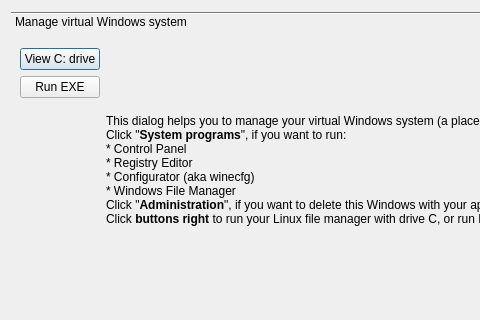
Old version of the form prefixdialog.ui in the repository pashazz/winegame; both pictures show x 0 to 480 and y 0 to 320 of the 885 by 411 pixel window.
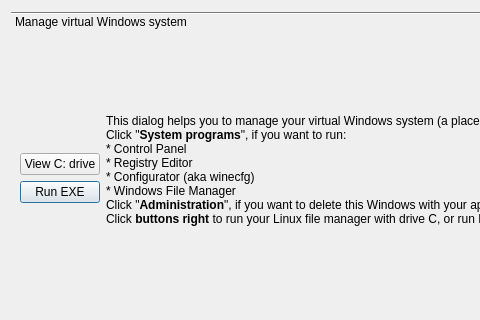
New version of the form. Icons and pictures are not drawn.

```diff
--- a/prefixdialog.ui
+++ b/prefixdialog.ui
@@ -38,7 +38,7 @@
       <layout class="QVBoxLayout" name="verticalLayout_2">
        <item>
         <layout class="QGridLayout" name="gridLayout_3">
-         <item row="0" column="2" rowspan="3">
+         <item row="0" column="2" rowspan="4">
           <widget class="QLabel" name="label">
            <property name="text">
             <string>&lt;!DOCTYPE HTML PUBLIC &quot;-//W3C//DTD HTML 4.0//EN&quot; &quot;http://www.w3.org/TR/REC-html40/strict.dtd&quot;&gt;
@@ -70,14 +70,7 @@
            </property>
           </spacer>
          </item>
-         <item row="0" column="0">
-          <widget class="QPushButton" name="cmdC">
-           <property name="text">
-            <string>View C: drive</string>
-           </property>
-          </widget>
-         </item>
-         <item row="1" column="0">
+         <item row="2" column="0">
           <widget class="QPushButton" name="cmdEXE">
            <property name="text">
             <string>Run EXE</string>
@@ -87,6 +80,13 @@
            </property>
           </widget>
          </item>
+         <item row="1" column="0">
+          <widget class="QPushButton" name="cmdC">
+           <property name="text">
+            <string>View C: drive</string>
+           </property>
+          </widget>
+         </item>
         </layout>
        </item>
       </layout>
@@ -96,8 +96,8 @@
        <rect>
         <x>0</x>
         <y>0</y>
-        <width>867</width>
-        <height>258</height>
+        <width>182</width>
+        <height>256</height>
        </rect>
       </property>
       <attribute name="label">
@@ -201,8 +201,8 @@
        <rect>
         <x>0</x>
         <y>0</y>
-        <width>867</width>
-        <height>258</height>
+        <width>234</width>
+        <height>60</height>
        </rect>
       </property>
       <attribute name="label">
```
